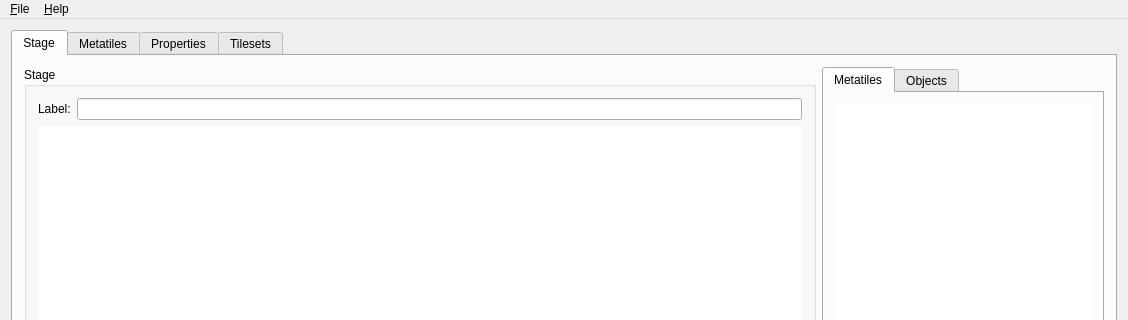
Old version of the form nesstagetool.ui in the repository BattyBovine/NES-Stage-Tool; both pictures show x 0 to 1128 and y 0 to 320 of the 1128 by 690 pixel window.
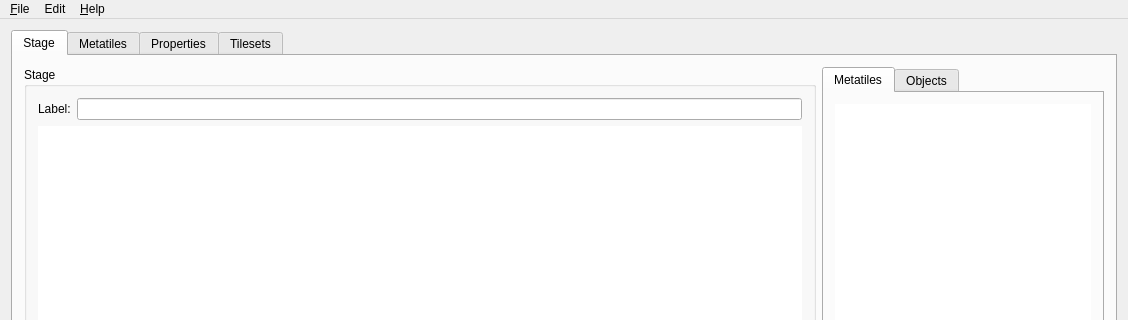
New version of the form. Custom widgets are drawn as their Qt base class.

```diff
--- a/nesstagetool.ui
+++ b/nesstagetool.ui
@@ -1391,7 +1391,18 @@
     <addaction name="separator"/>
     <addaction name="actionAbout"/>
    </widget>
+   <widget class="QMenu" name="menuEdit">
+    <property name="title">
+     <string>Edit</string>
+    </property>
+    <addaction name="actionUndo"/>
+    <addaction name="actionRedo"/>
+    <addaction name="separator"/>
+    <addaction name="actionClearObjectList"/>
+    <addaction name="actionClearCollisionTypes"/>
+   </widget>
    <addaction name="menuFile"/>
+   <addaction name="menuEdit"/>
    <addaction name="menuHelp"/>
   </widget>
   <action name="actionSavePalette">
```
Left out of the diff: 144 changed lines with no effect on the pictures.
